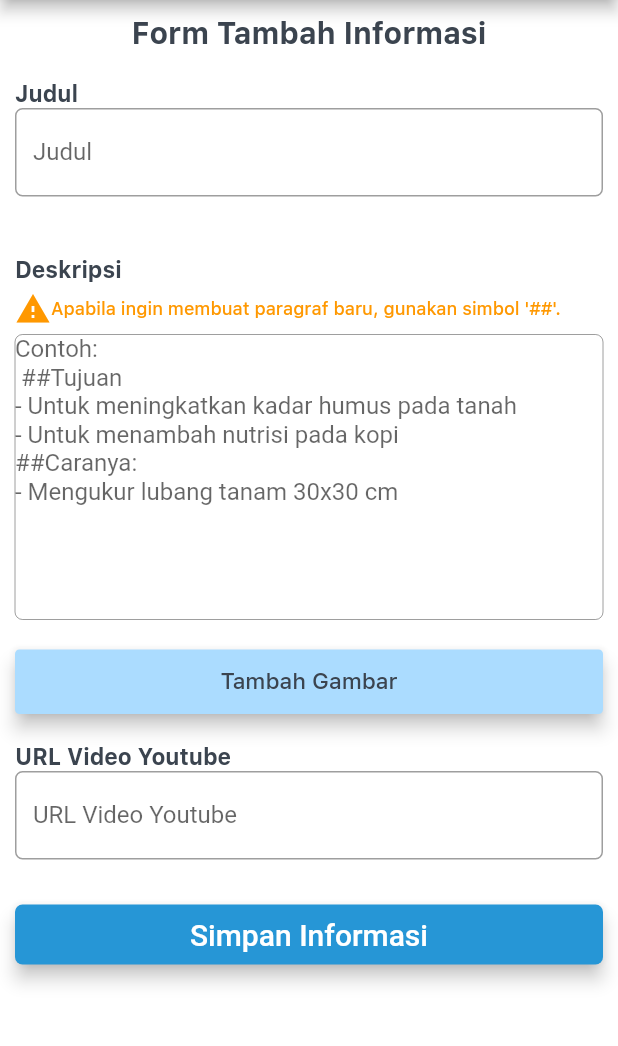
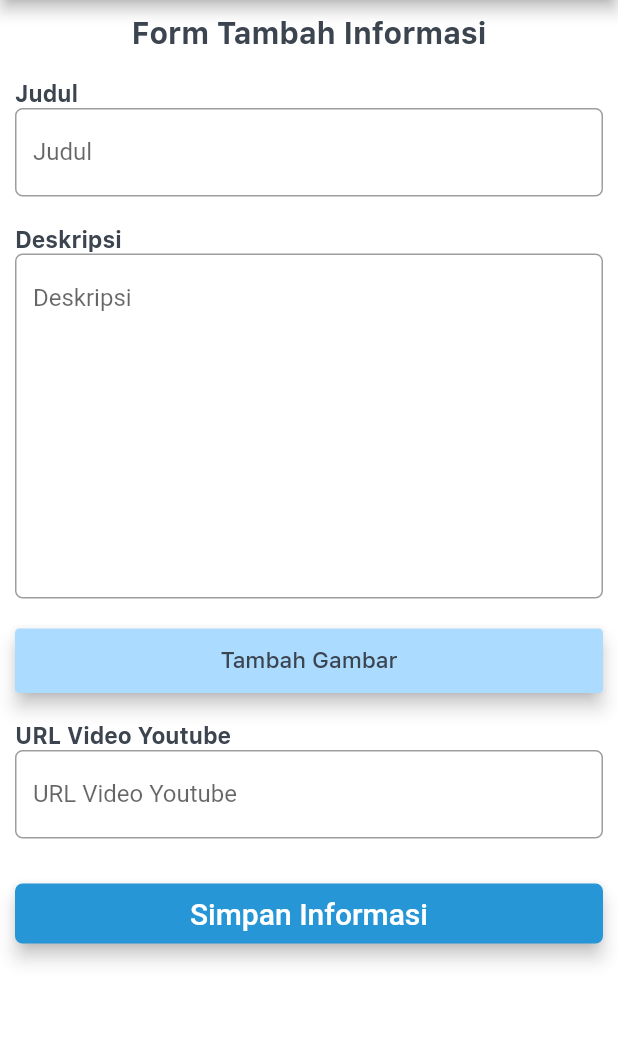
Before and after one commit to markopi-indonesia/markopi_mobile, a Flutter app: the AddInformasiDialog screen opened directly, on a phone screen of 412 x 824 dp, the part 84-1130 px from its top. Run offline on Flutter 3.47's test engine with Material 2 defaults, Android fonts, the phone set to English and light mode, and no system bars; our stand-ins replace cloud_firestore, file_picker, firebase_auth, firebase_storage, flutter_colorpicker, flutter_slidable and 3 more; missing offline and left inert: googleapis, multi_image_picker, pinch_zoom_image, youtube_player; accounts and stored records are empty.

Commit message:
Fixing drawer

```diff
--- a/lib/components/drawer.dart
+++ b/lib/components/drawer.dart
@@ -230,7 +230,7 @@ class _DrawerPageState extends State<DrawerPage> {
                     ),
                     currentAccountPicture: GestureDetector(
                       child: new CircleAvatar(
-                        backgroundColor: Colors.grey,
+                        backgroundColor: Colors.white,
                         backgroundImage: image.isNotEmpty
                             ? NetworkImage(image)
                             : AssetImage('assets/no_user.jpg'),
--- a/lib/pages/crud_informasi/add.dart
+++ b/lib/pages/crud_informasi/add.dart
@@ -288,7 +288,7 @@ class _AddInformasiDialogState extends State<AddInformasiDialog> {
                     value.isEmpty ? 'Judul tidak boleh kosong' : null,
                 onSaved: (value) => title = value,
               ),
-              new Padding(padding: new EdgeInsets.only(top: 20.0)),
+              // new Padding(padding: new EdgeInsets.only(top: 20.0)),
               // new Align(
               //   alignment: Alignment.topLeft,
               //   child: new Text("Tambah Cover",
@@ -323,39 +323,40 @@ class _AddInformasiDialogState extends State<AddInformasiDialog> {
                         fontSize: 15.0,
                         color: Color(0xFF3B444F))),
               ),
-              Container(
-                padding: EdgeInsets.fromLTRB(0.0, 5.0, 0.0, 5.0),
-                width: double.maxFinite,
-                child: SizedBox(
-                  child: Row(
-                    children: <Widget>[
-                      new Icon(
-                        Icons.warning,
-                        color: Colors.orange,
-                      ),
-                      new Flexible(
-                        child: Column(
-                          crossAxisAlignment: CrossAxisAlignment.start,
-                          children: <Widget>[
-                            Text(
-                              "Apabila ingin membuat paragraf baru, gunakan simbol '##'.",
-                              style: TextStyle(
-                                  fontFamily: 'SF Pro Text',
-                                  fontSize: 12.0,
-                                  color: Colors.orange),
-                            ),
-                          ],
-                        ),
-                      ),
-                    ],
-                  ),
-                ),
-              ),
+              // Container(
+              //   padding: EdgeInsets.fromLTRB(0.0, 5.0, 0.0, 5.0),
+              //   width: double.maxFinite,
+              //   child: SizedBox(
+              //     child: Row(
+              //       children: <Widget>[
+              //         new Icon(
+              //           Icons.warning,
+              //           color: Colors.orange,
+              //         ),
+              //         new Flexible(
+              //           child: Column(
+              //             crossAxisAlignment: CrossAxisAlignment.start,
+              //             children: <Widget>[
+              //               Text(
+              //                 "Apabila ingin membuat paragraf baru, gunakan simbol '##'.",
+              //                 style: TextStyle(
+              //                     fontFamily: 'SF Pro Text',
+              //                     fontSize: 12.0,
+              //                     color: Colors.orange),
+              //               ),
+              //             ],
+              //           ),
+              //         ),
+              //       ],
+              //     ),
+              //   ),
+              // ),
               new TextFormField(
                 maxLines: 10,
-                decoration: new InputDecoration.collapsed(
-                    hintText:
-                        "Contoh:\n ##Tujuan\n- Untuk meningkatkan kadar humus pada tanah\n- Untuk menambah nutrisi pada kopi\n##Caranya:\n- Mengukur lubang tanam 30x30 cm",
+                decoration: new InputDecoration(
+                    // hintText:
+                    //     "Contoh:\n ##Tujuan\n- Untuk meningkatkan kadar humus pada tanah\n- Untuk menambah nutrisi pada kopi\n##Caranya:\n- Mengukur lubang tanam 30x30 cm",
+                    hintText: "Deskripsi",
                     border: new OutlineInputBorder(
                         borderRadius: new BorderRadius.circular(5.0))),
                 validator: (value) =>
--- a/lib/pages/profile/index.dart
+++ b/lib/pages/profile/index.dart
@@ -285,7 +285,7 @@ class _IndexProfileDialogState extends State<IndexProfileDialog> {
                           shape: new RoundedRectangleBorder(
                               borderRadius: new BorderRadius.circular(5.0)),
                           color: Color(0xFF2696D6),
-                          child: new Text('Ubah Profile',
+                          child: new Text('Ubah Profil',
                               style: new TextStyle(
                                   fontSize: 20.0, color: Colors.white)),
                           onPressed: () {
```
